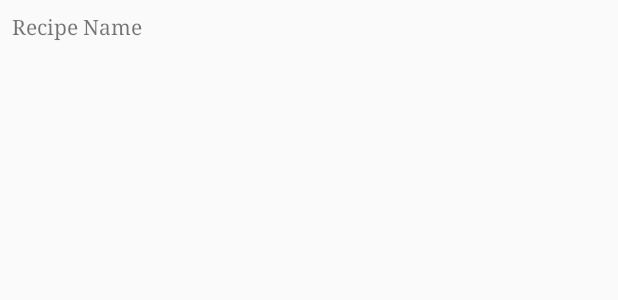
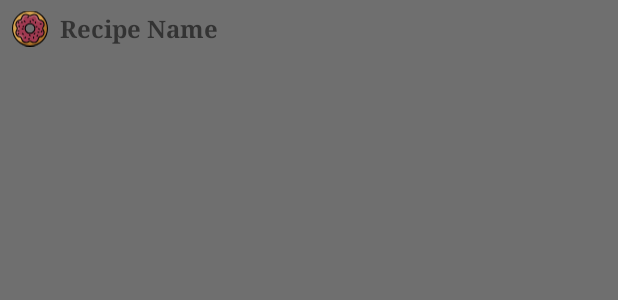
Before and after one commit to htcardone/Udacity-BakingApp, an Android app: the layout widget_ingredients.xml on its own in the app's theme, with its tools: preview values and no code run, on a phone screen of 412 x 824 dp. Shown: the top 300 px of the screen. Run offline under Robolectric (Android 15) with nearby library versions, the phone set to English and light mode, and no system bars.

Commit message:
Updating Ingredients Widget.

```diff
--- a/app/src/main/res/layout/widget_ingredients.xml
+++ b/app/src/main/res/layout/widget_ingredients.xml
@@ -1,15 +1,35 @@
 <LinearLayout xmlns:android="http://schemas.android.com/apk/res/android"
+    xmlns:tools="http://schemas.android.com/tools"
+    android:id="@+id/containter_ingredientsWidget"
     android:layout_width="match_parent"
     android:layout_height="match_parent"
     android:orientation="vertical"
+    android:background="@color/colorWidgetBg"
     android:padding="@dimen/widget_margin">
 
-    <TextView
-        android:id="@+id/textView_ingredientsWidget_name"
+    <LinearLayout
         android:layout_width="match_parent"
         android:layout_height="wrap_content"
-        android:layout_margin="8dp"
-        android:text="Recipe Name"/>
+        android:orientation="horizontal">
+
+        <ImageView
+            android:id="@+id/imageView_ingredientsWidget_icon"
+            android:layout_width="wrap_content"
+            android:layout_height="match_parent"
+            android:layout_marginLeft="8dp"
+            tools:src="@drawable/ic_doughnut"/>
+
+        <TextView
+            android:id="@+id/textView_ingredientsWidget_name"
+            android:layout_width="match_parent"
+            android:layout_height="wrap_content"
+            android:layout_margin="8dp"
+            android:textSize="16sp"
+            android:textStyle="bold"
+            android:lines="1"
+            android:ellipsize="end"
+            tools:text="Recipe Name"/>
+    </LinearLayout>
 
     <ListView
         android:id="@+id/listView_ingredientsWidget"
--- a/app/src/main/res/values/colors.xml
+++ b/app/src/main/res/values/colors.xml
@@ -14,4 +14,5 @@
     <color name="colorBookHorLine">#fc9095</color>
     <color name="colorBookHighlight">#46ffc400</color>
     <color name="colorVideoBg">#FF000000</color>
+    <color name="colorWidgetBg">#8d000000</color>
 </resources>
--- a/app/src/main/res/xml/ingredients_widget_provider_info.xml
+++ b/app/src/main/res/xml/ingredients_widget_provider_info.xml
@@ -5,7 +5,7 @@
     android:initialLayout="@layout/widget_ingredients"
     android:minHeight="110dp"
     android:minWidth="110dp"
-    android:previewImage="@drawable/example_appwidget_preview"
+    android:previewImage="@drawable/ingredient_widget_preview"
     android:resizeMode="horizontal|vertical"
     android:updatePeriodMillis="86400000"
     android:widgetCategory="home_screen"/>
```
Also changed, not shown: app/src/main/java/com/htcardone/baking/widget/IngredientsWidget.java (+28 -8 lines), app/src/main/java/com/htcardone/baking/widget/IngredientsWidgetService.java (+21 -11 lines), app/src/main/res/drawable-nodpi/example_appwidget_preview.png (deleted), app/src/main/res/drawable-nodpi/ingredient_widget_preview.webp (added).
